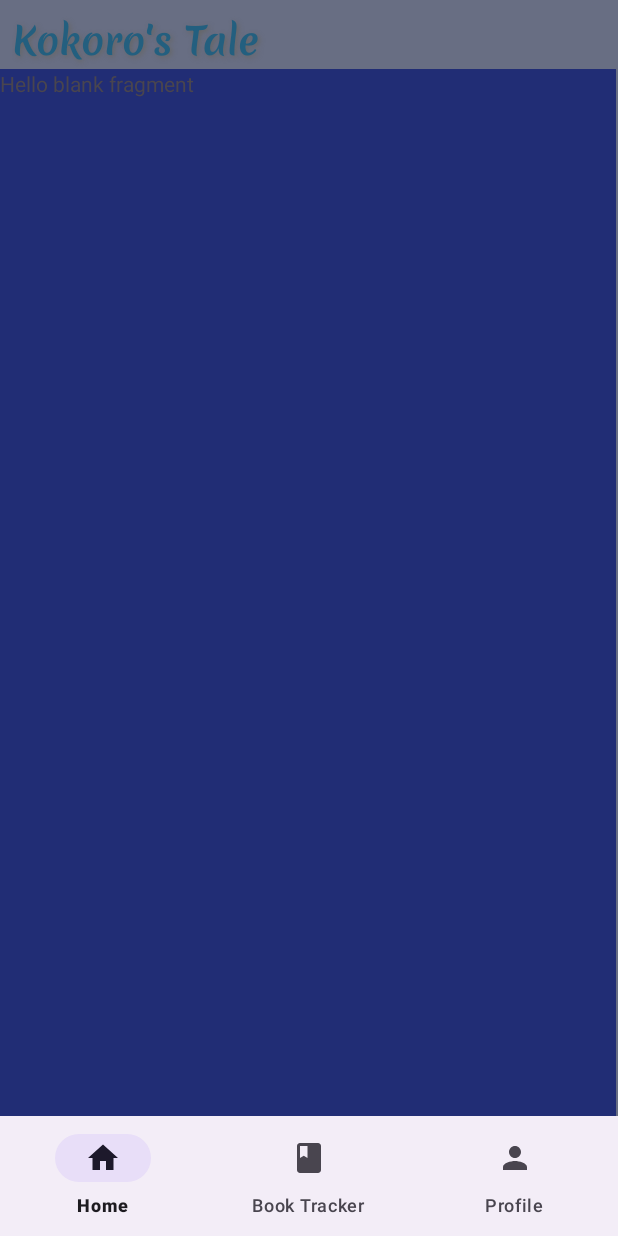
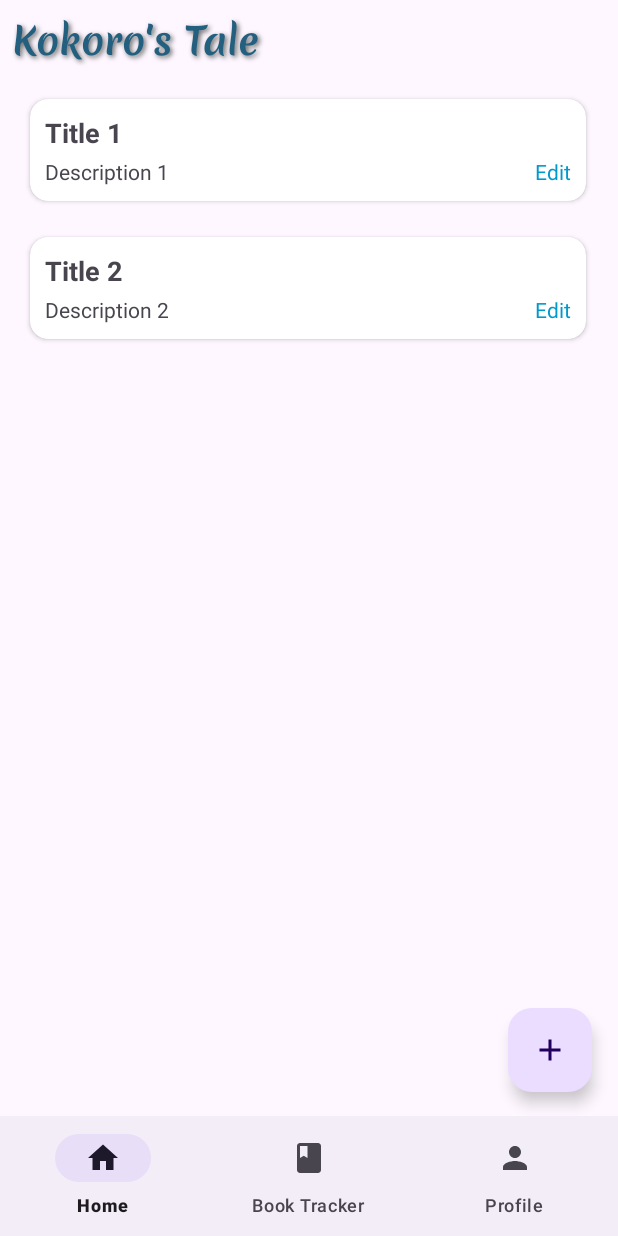
Before and after one commit to rezenn/Kokoros-Tale, an Android app: the HomeFragment screen opened directly, with no data from a screen before it, on a phone screen of 412 x 824 dp. Run offline under Robolectric (Android 15) with nearby library versions, the phone set to English and light mode, and no system bars.

Commit message:
add story update

```diff
--- /dev/null
+++ b/app/src/main/java/com/example/kokoro/adapter/StoryAdapter.kt
@@ -0,0 +1,38 @@
+package com.example.kokoro.adapter
+
+import android.view.LayoutInflater
+import android.view.View
+import android.view.ViewGroup
+import android.widget.TextView
+import androidx.recyclerview.widget.RecyclerView
+import com.example.kokoro.R
+import com.example.kokoro.model.StoryModel
+
+class StoryAdapter(private val storyList: ArrayList<StoryModel>) :
+    RecyclerView.Adapter<StoryAdapter.StoryViewHolder>() {
+
+    inner class StoryViewHolder(itemView: View) : RecyclerView.ViewHolder(itemView) {
+        val title: TextView = itemView.findViewById(R.id.displayTitle)
+        val desc: TextView = itemView.findViewById(R.id.displayDesc)
+    }
+
+    override fun onCreateViewHolder(parent: ViewGroup, viewType: Int): StoryViewHolder {
+        val view = LayoutInflater.from(parent.context).inflate(R.layout.sample_story, parent, false)
+        return StoryViewHolder(view)
+    }
+
+    override fun onBindViewHolder(holder: StoryViewHolder, position: Int) {
+        val story = storyList[position]
+        holder.title.text = story.storyTitle
+        holder.desc.text = story.storyDesc
+    }
+
+    override fun getItemCount(): Int = storyList.size
+
+    // Method to update the list dynamically
+    fun updateList(newList: ArrayList<StoryModel>) {
+        storyList.clear()
+        storyList.addAll(newList)
+        notifyDataSetChanged()
+    }
+}
--- /dev/null
+++ b/app/src/main/java/com/example/kokoro/model/StoryModel.kt
@@ -0,0 +1,37 @@
+package com.example.kokoro.model
+
+import android.os.Parcel
+import android.os.Parcelable
+
+data class StoryModel(
+    var storyId: String ="",
+    var storyTitle : String ="",
+    var storyDesc : String =""
+): Parcelable   {
+    constructor(parcel: Parcel) : this(
+        parcel.readString() ?: "",
+        parcel.readString() ?: "",
+        parcel.readString() ?: "",
+    ) {
+    }
+
+    override fun writeToParcel(parcel: Parcel, flags: Int) {
+        parcel.writeString(storyId)
+        parcel.writeString(storyTitle)
+        parcel.writeString(storyDesc)
+    }
+
+    override fun describeContents(): Int {
+        return 0
+    }
+
+    companion object CREATOR : Parcelable.Creator<StoryModel> {
+        override fun createFromParcel(parcel: Parcel): StoryModel {
+            return StoryModel(parcel)
+        }
+
+        override fun newArray(size: Int): Array<StoryModel?> {
+            return arrayOfNulls(size)
+        }
+    }
+}
--- /dev/null
+++ b/app/src/main/java/com/example/kokoro/repository/StoryRepository.kt
@@ -0,0 +1,4 @@
+package com.example.kokoro.repository
+
+interface StoryRepository {
+}
--- /dev/null
+++ b/app/src/main/java/com/example/kokoro/repository/StoryRepositoryImpl.kt
@@ -0,0 +1,4 @@
+package com.example.kokoro.repository
+
+class StoryRepositoryImpl {
+}
--- a/app/src/main/java/com/example/kokoro/ui/fragment/HomeFragment.kt
+++ b/app/src/main/java/com/example/kokoro/ui/fragment/HomeFragment.kt
@@ -1,60 +1,68 @@
 package com.example.kokoro.ui.fragment
 
+import android.content.Intent
 import android.os.Bundle
-import androidx.fragment.app.Fragment
 import android.view.LayoutInflater
 import android.view.View
 import android.view.ViewGroup
+import androidx.fragment.app.Fragment
+import androidx.recyclerview.widget.LinearLayoutManager
+import androidx.recyclerview.widget.RecyclerView
 import com.example.kokoro.R
+import com.example.kokoro.adapter.StoryAdapter
+import com.example.kokoro.model.StoryModel
+import com.example.kokoro.ui.activity.AddStoryActivity
+import com.google.android.material.floatingactionbutton.FloatingActionButton
 
-// TODO: Rename parameter arguments, choose names that match
-// the fragment initialization parameters, e.g. ARG_ITEM_NUMBER
-private const val ARG_PARAM1 = "param1"
-private const val ARG_PARAM2 = "param2"
+class HomeFragment : Fragment() {
 
-/**
- * A simple [Fragment] subclass.
- * Use the [HomeFragment.newInstance] factory method to
- * create an instance of this fragment.
- */
-class HomeFragment : Fragment() {
-    // TODO: Rename and change types of parameters
-    private var param1: String? = null
-    private var param2: String? = null
-
-    override fun onCreate(savedInstanceState: Bundle?) {
-        super.onCreate(savedInstanceState)
-        arguments?.let {
-            param1 = it.getString(ARG_PARAM1)
-            param2 = it.getString(ARG_PARAM2)
-        }
-    }
+    private lateinit var recyclerView: RecyclerView
+    private lateinit var adapter: StoryAdapter
+    private var storyList: ArrayList<StoryModel> = ArrayList() // Initialize the list
 
     override fun onCreateView(
         inflater: LayoutInflater, container: ViewGroup?,
         savedInstanceState: Bundle?
     ): View? {
         // Inflate the layout for this fragment
-        return inflater.inflate(R.layout.fragment_home, container, false)
+        val view = inflater.inflate(R.layout.fragment_home, container, false)
+
+        // Floating Action Button click listener to open AddStoryActivity
+        val fab: FloatingActionButton = view.findViewById(R.id.floatingActionButton)
+        fab.setOnClickListener {
+            val intent = Intent(requireContext(), AddStoryActivity::class.java)
+            startActivity(intent)
+        }
+
+        // Initialize RecyclerView
+        recyclerView = view.findViewById(R.id.recyclerView)
+        recyclerView.layoutManager = LinearLayoutManager(requireContext())
+        recyclerView.setHasFixedSize(true)
+
+        // Set adapter
+        adapter = StoryAdapter(storyList)
+        recyclerView.adapter = adapter
+
+        // Load initial data or mock data
+        loadStoryData()
+
+        return view
     }
 
-    companion object {
-        /**
-         * Use this factory method to create a new instance of
-         * this fragment using the provided parameters.
-         *
-         * @param param1 Parameter 1.
-         * @param param2 Parameter 2.
-         * @return A new instance of fragment HomeFragment.
-         */
-        // TODO: Rename and change types and number of parameters
-        @JvmStatic
-        fun newInstance(param1: String, param2: String) =
-            HomeFragment().apply {
-                arguments = Bundle().apply {
-                    putString(ARG_PARAM1, param1)
-                    putString(ARG_PARAM2, param2)
-                }
-            }
+    // Function to load mock or dynamic story data
+    private fun loadStoryData() {
+        // Add sample data (can be fetched dynamically)
+        storyList.add(StoryModel("1","Title 1", "Description 1", ))
+        storyList.add(StoryModel("2","Title 2", "Description 2"))
+
+        // Notify adapter that data has changed
+        adapter.notifyDataSetChanged()
+    }
+
+    // Optionally, if you want to update the list dynamically from another source (e.g., an API or DB)
+    fun updateStoryList(newStoryList: ArrayList<StoryModel>) {
+        storyList.clear() // Clear the current list
+        storyList.addAll(newStoryList) // Add new data
+        adapter.notifyDataSetChanged() // Notify adapter to refresh the RecyclerView
     }
 }
--- a/app/src/main/res/layout/activity_dashboard.xml
+++ b/app/src/main/res/layout/activity_dashboard.xml
@@ -5,7 +5,6 @@
     android:id="@+id/main"
     android:layout_width="match_parent"
     android:layout_height="match_parent"
-    android:background="@color/lightPurple"
     tools:context=".ui.activity.DashboardActivity">
 
     <com.google.android.material.bottomnavigation.BottomNavigationView
--- a/app/src/main/res/layout/fragment_home.xml
+++ b/app/src/main/res/layout/fragment_home.xml
@@ -1,15 +1,25 @@
 <?xml version="1.0" encoding="utf-8"?>
 <FrameLayout xmlns:android="http://schemas.android.com/apk/res/android"
+    xmlns:app="http://schemas.android.com/apk/res-auto"
     xmlns:tools="http://schemas.android.com/tools"
     android:layout_width="match_parent"
     android:layout_height="match_parent"
-    android:background="@color/darkPurple"
     tools:context=".ui.fragment.HomeFragment">
 
-    <!-- TODO: Update blank fragment layout -->
-    <TextView
+    <androidx.recyclerview.widget.RecyclerView
+        android:id="@+id/recyclerView"
         android:layout_width="match_parent"
         android:layout_height="match_parent"
-        android:text="@string/hello_blank_fragment" />
+        android:layout_margin="8dp"
+        tools:listitem="@layout/sample_story"/>
+
+    <com.google.android.material.floatingactionbutton.FloatingActionButton
+        android:id="@+id/floatingActionButton"
+        android:layout_width="wrap_content"
+        android:layout_height="wrap_content"
+        android:layout_margin="16dp"
+        android:layout_gravity="bottom|end"
+        android:clickable="true"
+        android:src="@drawable/baseline_add_24" />
 
 </FrameLayout>
--- /dev/null
+++ b/app/src/main/res/layout/sample_story.xml
@@ -0,0 +1,52 @@
+<?xml version="1.0" encoding="utf-8"?>
+<LinearLayout xmlns:android="http://schemas.android.com/apk/res/android"
+    xmlns:app="http://schemas.android.com/apk/res-auto"
+    android:orientation="vertical"
+    android:layout_width="match_parent"
+    android:layout_height="wrap_content">
+
+    <androidx.cardview.widget.CardView
+        android:layout_width="match_parent"
+        android:layout_height="wrap_content"
+        android:layout_margin="12dp"
+        app:cardCornerRadius="12dp">
+
+        <androidx.constraintlayout.widget.ConstraintLayout
+            android:layout_width="match_parent"
+            android:layout_height="wrap_content"
+            android:padding="10dp">
+
+            <TextView
+                android:id="@+id/displayTitle"
+                android:layout_width="wrap_content"
+                android:layout_height="wrap_content"
+                android:text="Title"
+                android:textSize="18sp"
+                android:textStyle="bold"
+                app:layout_constraintStart_toStartOf="parent"
+                app:layout_constraintTop_toTopOf="parent" />
+
+            <TextView
+                android:id="@+id/displayDesc"
+                android:layout_width="wrap_content"
+                android:layout_height="wrap_content"
+                android:text="Story desc"
+                android:textSize="14sp"
+                app:layout_constraintStart_toStartOf="parent"
+                app:layout_constraintTop_toBottomOf="@+id/displayTitle"
+                android:layout_marginTop="4dp"/>
+
+            <TextView
+                android:id="@+id/lblEdit"
+                android:layout_width="wrap_content"
+                android:layout_height="wrap_content"
+                android:text="Edit"
+                android:textColor="@android:color/holo_blue_dark"
+                app:layout_constraintBottom_toBottomOf="parent"
+                app:layout_constraintEnd_toEndOf="parent" />
+
+        </androidx.constraintlayout.widget.ConstraintLayout>
+
+    </androidx.cardview.widget.CardView>
+
+</LinearLayout>
```
Also changed, not shown: app/src/main/AndroidManifest.xml (+17 -7 lines), app/src/main/java/com/example/kokoro/ui/activity/AddStoryActivity.kt (added, +29 -0 lines), app/src/main/res/layout/activity_add_story.xml (added, +100 -0 lines), app/src/main/java/com/example/kokoro/model/UserModel.kt (renamed from app/src/main/java/com/example/kokoro/model/UsetModel.kt).
